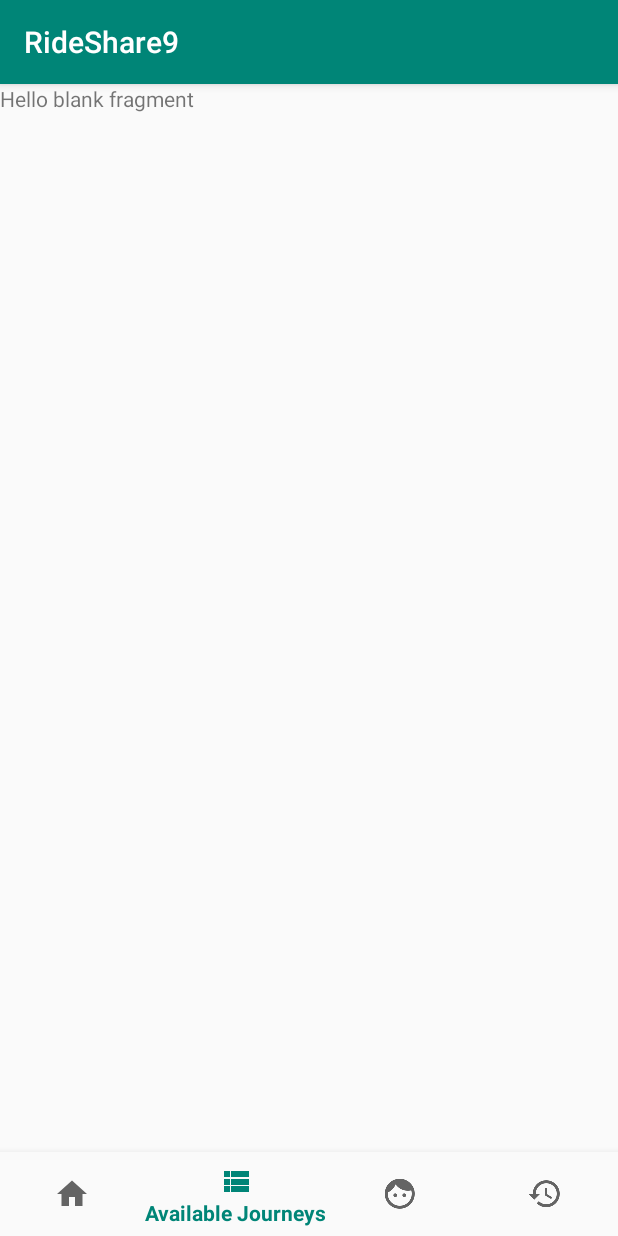
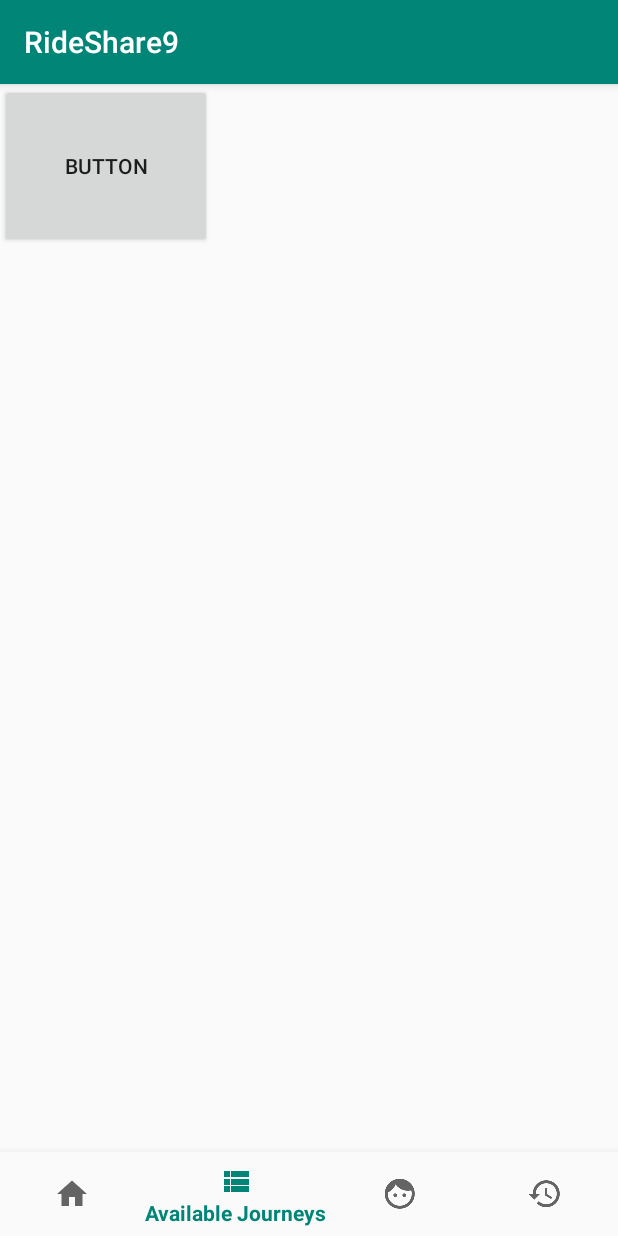
Before and after one commit to ECSE321-Fall2018/t09, an Android app: the UserActivity screen opened directly, with no data from a screen before it, item 2 of the bottom bar chosen, on a phone screen of 412 x 824 dp. Run offline under Robolectric (Android 15) with nearby library versions, the phone set to English and light mode, and no system bars; libraries missing offline, so code that uses them is left out: com.loopj.android; 1 statement that could not run was skipped.

Commit message:
Revert "Created JourneyBrowserFragment"
This reverts commit b0c35e6

```diff
--- a/Passenger/RideShare9/app/build.gradle
+++ b/Passenger/RideShare9/app/build.gradle
@@ -21,7 +21,6 @@ android {
 
 dependencies {
     implementation fileTree(dir: 'libs', include: ['*.jar'])
-    implementation 'com.android.support:recyclerview-v7:28.0.0'
     implementation 'com.android.support:appcompat-v7:28.0.0'
     implementation 'com.android.support:support-v4:28.0.0'
     implementation 'com.loopj.android:android-async-http:1.4.9'
--- a/Passenger/RideShare9/app/src/main/java/ca/mcgill/ecse321/rideshare9/user/BottomBarAdapter.java
+++ b/Passenger/RideShare9/app/src/main/java/ca/mcgill/ecse321/rideshare9/user/BottomBarAdapter.java
@@ -14,7 +14,7 @@ public class BottomBarAdapter extends SmartFragmentStatePagerAdapter {
         super(fragmentManager);
     }
     // Our custom method that populates this Adapter with Fragments
-    public void addFragment(Fragment fragment) {
+    public void addFragments(Fragment fragment) {
         fragments.add(fragment);
     }
 
--- a/Passenger/RideShare9/app/src/main/java/ca/mcgill/ecse321/rideshare9/user/JourneyBrowserFragment.java
+++ /dev/null
@@ -1,109 +0,0 @@
-package ca.mcgill.ecse321.rideshare9.user;
-
-import android.content.Context;
-import android.net.Uri;
-import android.os.Bundle;
-import android.support.v4.app.Fragment;
-import android.view.LayoutInflater;
-import android.view.View;
-import android.view.ViewGroup;
-
-import ca.mcgill.ecse321.rideshare9.R;
-
-/**
- * A simple {@link Fragment} subclass.
- * Activities that contain this fragment must implement the
- * {@link JourneyBrowserFragment.OnFragmentInteractionListener} interface
- * to handle interaction events.
- * Use the {@link JourneyBrowserFragment#newInstance} factory method to
- * create an instance of this fragment.
- */
-public class JourneyBrowserFragment extends Fragment {
-    // TODO: Rename parameter arguments, choose names that match
-    // the fragment initialization parameters, e.g. ARG_ITEM_NUMBER
-    private static final String ARG_PARAM1 = "param1";
-    private static final String ARG_PARAM2 = "param2";
-
-    // TODO: Rename and change types of parameters
-    private String mParam1;
-    private String mParam2;
-
-    private OnFragmentInteractionListener mListener;
-
-    public JourneyBrowserFragment() {
-        // Required empty public constructor
-    }
-
-    /**
-     * Use this factory method to create a new instance of
-     * this fragment using the provided parameters.
-     *
-     * @param param1 Parameter 1.
-     * @param param2 Parameter 2.
-     * @return A new instance of fragment JourneyBrowserFragment.
-     */
-    // TODO: Rename and change types and number of parameters
-    public static JourneyBrowserFragment newInstance(String param1, String param2) {
-        JourneyBrowserFragment fragment = new JourneyBrowserFragment();
-        Bundle args = new Bundle();
-        args.putString(ARG_PARAM1, param1);
-        args.putString(ARG_PARAM2, param2);
-        fragment.setArguments(args);
-        return fragment;
-    }
-
-    @Override
-    public void onCreate(Bundle savedInstanceState) {
-        super.onCreate(savedInstanceState);
-        if (getArguments() != null) {
-            mParam1 = getArguments().getString(ARG_PARAM1);
-            mParam2 = getArguments().getString(ARG_PARAM2);
-        }
-    }
-
-    @Override
-    public View onCreateView(LayoutInflater inflater, ViewGroup container,
-                             Bundle savedInstanceState) {
-        // Inflate the layout for this fragment
-        return inflater.inflate(R.layout.fragment_journey_browser, container, false);
-    }
-
-    // TODO: Rename method, update argument and hook method into UI event
-    public void onButtonPressed(Uri uri) {
-        if (mListener != null) {
-            mListener.onFragmentInteraction(uri);
-        }
-    }
-
-    @Override
-    public void onAttach(Context context) {
-        super.onAttach(context);
-        if (context instanceof OnFragmentInteractionListener) {
-            mListener = (OnFragmentInteractionListener) context;
-        } else {
-            throw new RuntimeException(context.toString()
-                    + " must implement OnFragmentInteractionListener");
-        }
-    }
-
-    @Override
-    public void onDetach() {
-        super.onDetach();
-        mListener = null;
-    }
-
-    /**
-     * This interface must be implemented by activities that contain this
-     * fragment to allow an interaction in this fragment to be communicated
-     * to the activity and potentially other fragments contained in that
-     * activity.
-     * <p>
-     * See the Android Training lesson <a href=
-     * "http://developer.android.com/training/basics/fragments/communicating.html"
-     * >Communicating with Other Fragments</a> for more information.
-     */
-    public interface OnFragmentInteractionListener {
-        // TODO: Update argument type and name
-        void onFragmentInteraction(Uri uri);
-    }
-}
--- a/Passenger/RideShare9/app/src/main/java/ca/mcgill/ecse321/rideshare9/user/UserActivity.java
+++ b/Passenger/RideShare9/app/src/main/java/ca/mcgill/ecse321/rideshare9/user/UserActivity.java
@@ -14,7 +14,7 @@ import ca.mcgill.ecse321.rideshare9.R;
 import static com.loopj.android.http.AsyncHttpClient.log;
 
 public class UserActivity extends AppCompatActivity implements YouFragment.OnFragmentInteractionListener,
-HomeFragment.OnFragmentInteractionListener, JourneyBrowserFragment.OnFragmentInteractionListener {
+HomeFragment.OnFragmentInteractionListener{
 
     private ActionBar toolbar;
 
@@ -37,7 +37,6 @@ HomeFragment.OnFragmentInteractionListener, JourneyBrowserFragment.OnFragmentInt
         //init Fragments
         YouFragment youFragment = new YouFragment();
         HomeFragment homeFragment = new HomeFragment();
-        JourneyBrowserFragment journeyBrowserFragment = new JourneyBrowserFragment();
 
         /*Bundle bundle = new Bundle();
         bundle.putInt("color", 1);
@@ -48,10 +47,8 @@ HomeFragment.OnFragmentInteractionListener, JourneyBrowserFragment.OnFragmentInt
         homeFragment.setArguments(bundle2);*/
 
         //add Fragments to adapters and link adapter with viewpager
-        // Order matters!
-        pagerAdapter.addFragment(homeFragment);
-        pagerAdapter.addFragment(journeyBrowserFragment);
-        pagerAdapter.addFragment(youFragment);
+        pagerAdapter.addFragments(homeFragment);
+        pagerAdapter.addFragments(youFragment);
         viewPager.setAdapter(pagerAdapter);
 
         //set Selectionlistener for bottom navigation, the
@@ -64,12 +61,13 @@ HomeFragment.OnFragmentInteractionListener, JourneyBrowserFragment.OnFragmentInt
                     viewPager.setCurrentItem(0);
                     return true;
                 }
-                else if(menuItem.getItemId() == R.id.navigation_Advertisements){
+                else if(menuItem.getItemId() == R.id.navigation_you){
                     viewPager.setCurrentItem(1);
                     return true;
                 }
-                else if(menuItem.getItemId() == R.id.navigation_you){
-                    viewPager.setCurrentItem(2);
+                else if(menuItem.getItemId() == R.id.navigation_Advertisements){
+                    //TODO
+                    //Place saved for adv_list
                     return true;
                 }
                 else if(menuItem.getItemId() == R.id.navigation_History){
--- a/Passenger/RideShare9/app/src/main/res/layout/fragment_journey_browser.xml
+++ /dev/null
@@ -1,14 +0,0 @@
-<?xml version="1.0" encoding="utf-8"?>
-<FrameLayout xmlns:android="http://schemas.android.com/apk/res/android"
-    xmlns:tools="http://schemas.android.com/tools"
-    android:layout_width="match_parent"
-    android:layout_height="match_parent"
-    tools:context=".user.JourneyBrowserFragment">
-
-    <!-- TODO: Update blank fragment layout -->
-    <TextView
-        android:layout_width="match_parent"
-        android:layout_height="match_parent"
-        android:text="@string/hello_blank_fragment" />
-
-</FrameLayout>
```
